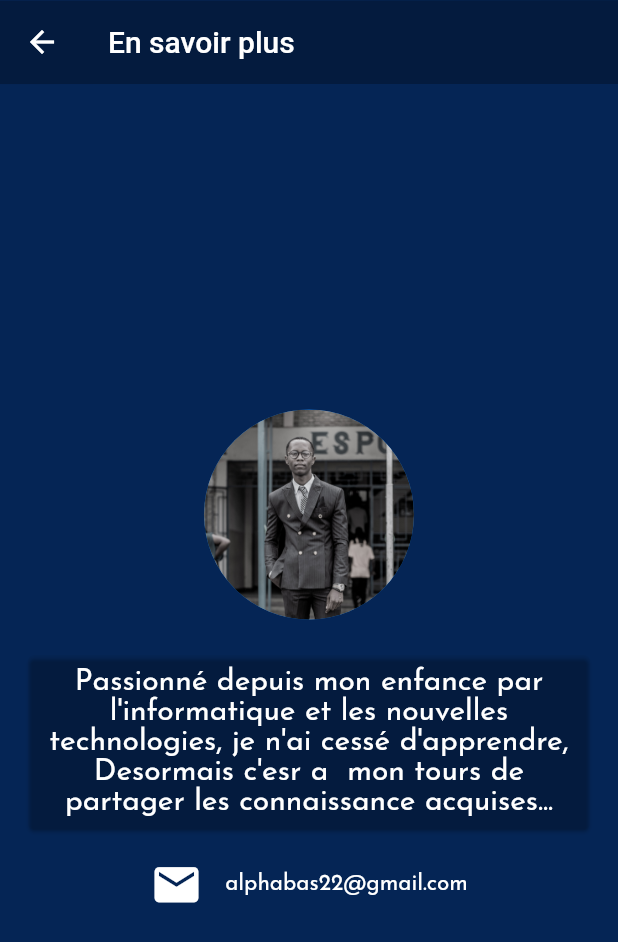
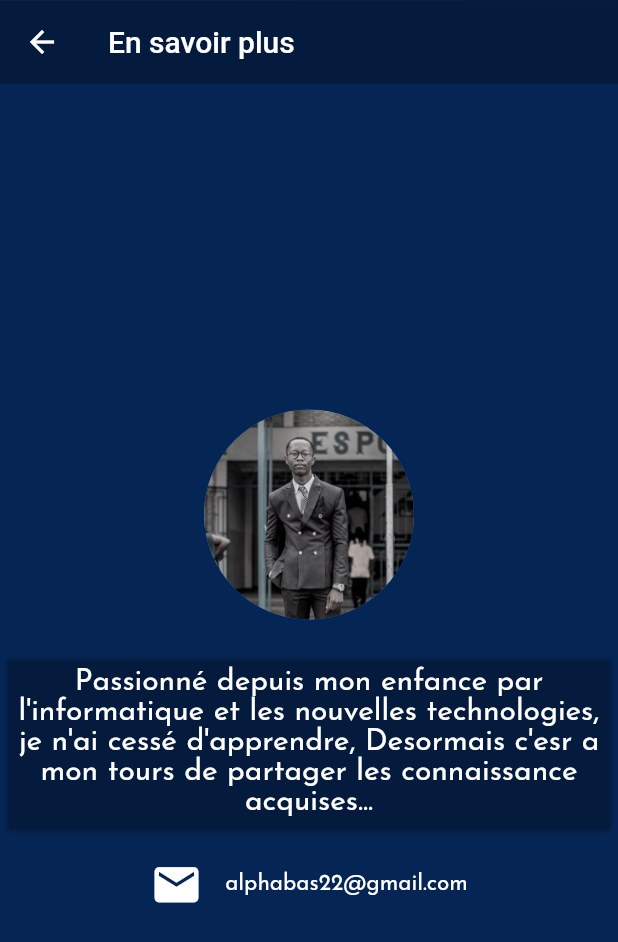
Before and after one commit to alphabas/ma_carte_de_visite, a Flutter app: the screen it shows after launch, after a tap on "En Savoir Plus", on a phone screen of 412 x 824 dp. Shown: the top 942 px of the screen. Run offline on Flutter 3.47's test engine with Material 2 defaults, Android fonts, the phone set to English and light mode, and no system bars.

Commit message:
commit noe

```diff
--- a/lib/ressources/const_globale.dart
+++ b/lib/ressources/const_globale.dart
@@ -1,11 +1,27 @@
 import 'package:flutter/material.dart';
 
+const backgroundColor = 0xff052555;
 const nomVisiteurCarte = "Alphabas";
-const descriptionVisiteurInfo =
-    "Entrepreneur, Developpeur de l'Entreprise AlphabasCPY,enfin de prouver  au monde notre potentiel";
-
 const styleVisiteurCarte = TextStyle(
     fontFamily: 'joseFinSans',
     fontSize: 30.0,
     height: 1.5,
     color: Colors.white);
+
+const descriptionVisiteurInfo =
+    "Entrepreneur, Developpeur de l'Entreprise AlphabasCPY,enfin de prouver  au monde notre potentiel";
+const styleDescriptionVisiteur = TextStyle(
+  fontFamily: 'joseFinSans',
+  fontSize: 20.0,
+  height: 1.5,
+  color: Colors.white,
+);
+
+const detailDescriptionInformation =
+    "Passionné depuis mon enfance par l'informatique et les nouvelles technologies, je n'ai cessé d'apprendre, Desormais c'esr a  mon tours de partager les connaissance acquises... ";
+const styleDetailDescriptionInfo =
+    TextStyle(color: Colors.white, fontFamily: 'joseFinSans', fontSize: 20.0);
+
+const emailUser = "alphabas22@gmail.com";
+const styleEmailUser =
+    TextStyle(color: Colors.white, fontFamily: 'joseFinSans', fontSize: 15.0);
--- a/lib/screens/details.dart
+++ b/lib/screens/details.dart
@@ -1,24 +1,31 @@
 import 'package:flutter/material.dart';
+import 'package:ma_carte_de_visite/ressources/const_globale.dart';
 
 class Details extends StatelessWidget {
   @override
   Widget build(BuildContext context) {
     return Scaffold(
-      backgroundColor: Color(0xff052555),
+      backgroundColor: Color(backgroundColor),
       appBar: AppBar(
         title: Text('En savoir plus'),
         backgroundColor: Colors.transparent,
         elevation: 0.1,
       ),
-      body: Center(
-        child: Padding(
-          padding: const EdgeInsets.all(15.0),
-          child: Column(
-            mainAxisAlignment: MainAxisAlignment.center,
+      body: _buildBodyDetail(context),
+    );
+  }
+
+  Widget _buildBodyDetail(BuildContext context) {
+    return Center(
+      child: ListView(
+        shrinkWrap: true,
         children: <Widget>[
-              CircleAvatar(
+          Container(
+            alignment: Alignment.center,
+            child: CircleAvatar(
               radius: 70.0,
               backgroundImage: AssetImage('assets/alphabas.jpg'),
+            ),
           ),
           SizedBox(
             height: 20.0,
@@ -28,12 +35,9 @@ class Details extends StatelessWidget {
             child: Padding(
               padding: const EdgeInsets.all(8.0),
               child: Text(
-                    "Passionné depuis mon enfance par l'informatique et les nouvelles technologies, je n'ai cessé d'apprendre, Desormais c'esr a  mon tours de partager les connaissance acquises... ",
+                detailDescriptionInformation,
                 textAlign: TextAlign.center,
-                    style: TextStyle(
-                        color: Colors.white,
-                        fontFamily: 'joseFinSans',
-                        fontSize: 20.0),
+                style: styleDetailDescriptionInfo,
               ),
             ),
           ),
@@ -48,18 +52,13 @@ class Details extends StatelessWidget {
               ),
               SizedBox(width: 15.0),
               Text(
-                    "alphabas22@gmail.com",
-                    style: TextStyle(
-                        color: Colors.white,
-                        fontFamily: 'joseFinSans',
-                        fontSize: 15.0),
+                emailUser,
+                style: styleEmailUser,
               )
             ],
           )
         ],
       ),
-        ),
-      ),
     );
   }
 }
--- a/lib/screens/visit_card.dart
+++ b/lib/screens/visit_card.dart
@@ -7,7 +7,7 @@ class VisitCard extends StatelessWidget {
   @override
   Widget build(BuildContext context) {
     return (Scaffold(
-      backgroundColor: Color(0xff052555),
+      backgroundColor: Color(backgroundColor),
       appBar: AppBar(
         title: Text(
           "Ma carte de visites",
@@ -15,7 +15,12 @@ class VisitCard extends StatelessWidget {
         backgroundColor: Colors.transparent,
         elevation: 0.1,
       ),
-      body: Center(
+      body: _buildBody(context),
+    ));
+  }
+
+  Widget _buildBody(BuildContext context) {
+    return Center(
         child: Padding(
       padding: const EdgeInsets.all(15.0),
       child: Column(
@@ -45,12 +50,7 @@ class VisitCard extends StatelessWidget {
               child: Text(
                 descriptionVisiteurInfo,
                 textAlign: TextAlign.center,
-                  style: TextStyle(
-                    fontFamily: 'joseFinSans',
-                    fontSize: 20.0,
-                    height: 1.5,
-                    color: Colors.white,
-                  ),
+                style: styleDescriptionVisiteur,
               ),
             ),
             color: Colors.transparent,
@@ -73,7 +73,6 @@ class VisitCard extends StatelessWidget {
           )
         ],
       ),
-      )),
     ));
   }
 }
```
Lines whose indentation alone changed are shown as unchanged.
